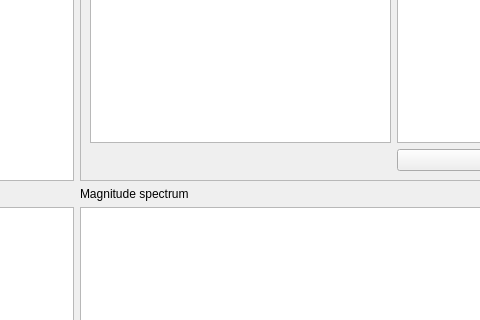
This is mainwindow.ui in irfo11/Image-Transformation-Viewer as Qt 5 draws it before an edit; both pictures show x 563 to 1043 and y 166 to 486 of the 1280 by 720 pixel window. The edited form follows.
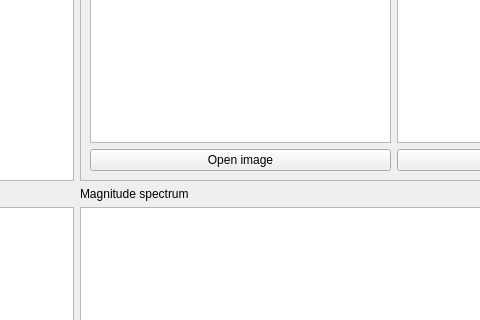
This is the edited form.

Commit message: added image selection dialog

What changed in the file:
```diff
--- a/mainwindow.ui
+++ b/mainwindow.ui
@@ -86,6 +86,13 @@
            </property>
           </widget>
          </item>
+         <item row="2" column="0">
+          <widget class="QPushButton" name="addImageButton">
+           <property name="text">
+            <string>Open image</string>
+           </property>
+          </widget>
+         </item>
         </layout>
        </widget>
       </item>
```
The commit also changes 2 other files.
